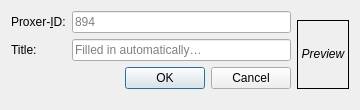
This is Desktop/addanimedialog.ui in Skycoder42/AniRem as Qt 5 draws it before an edit. The edited form follows.
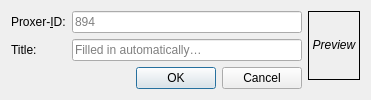
This is the edited form.

```diff
--- a/Desktop/addanimedialog.ui
+++ b/Desktop/addanimedialog.ui
@@ -6,8 +6,8 @@
    <rect>
     <x>0</x>
     <y>0</y>
-    <width>360</width>
-    <height>110</height>
+    <width>371</width>
+    <height>97</height>
    </rect>
   </property>
   <property name="windowTitle">
@@ -63,6 +63,8 @@
     </layout>
    </item>
    <item>
+    <layout class="QVBoxLayout" name="verticalLayout">
+     <item>
     <widget class="QLabel" name="previewLabel">
      <property name="minimumSize">
       <size>
@@ -86,6 +88,21 @@
       <set>Qt::AlignCenter</set>
      </property>
     </widget>
+     </item>
+     <item>
+      <spacer name="verticalSpacer">
+       <property name="orientation">
+        <enum>Qt::Vertical</enum>
+       </property>
+       <property name="sizeHint" stdset="0">
+        <size>
+         <width>0</width>
+         <height>0</height>
+        </size>
+       </property>
+      </spacer>
+     </item>
+    </layout>
    </item>
   </layout>
  </widget>
```
Lines whose indentation alone changed are shown as unchanged.
